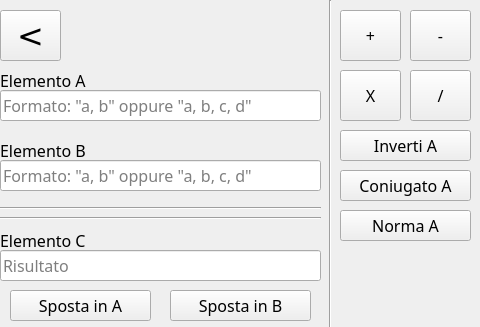
Before: the Qt Designer form views/complexview.ui in Sennare/kalk_p2, drawn with Qt 5.
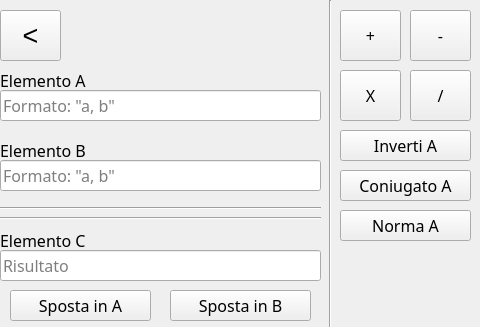
After: the same form once the commit is applied.

Commit message: Collegati tutti pulsanti complessi

Patch:
```diff
--- a/views/complexview.ui
+++ b/views/complexview.ui
@@ -67,7 +67,7 @@
     </font>
    </property>
    <property name="placeholderText">
-    <string>Formato: &quot;a, b&quot; oppure &quot;a, b, c, d&quot;</string>
+    <string>Formato: &quot;a, b&quot;</string>
    </property>
   </widget>
   <widget class="QLineEdit" name="lineEditElementB">
@@ -86,7 +86,7 @@
     </font>
    </property>
    <property name="placeholderText">
-    <string>Formato: &quot;a, b&quot; oppure &quot;a, b, c, d&quot;</string>
+    <string>Formato: &quot;a, b&quot;</string>
    </property>
   </widget>
   <widget class="QPushButton" name="btnSomma">
@@ -372,8 +372,8 @@
    </property>
    <property name="font">
     <font>
-     <family>DejaVu Sans</family>
-     <pointsize>24</pointsize>
+     <family>MS Shell Dlg 2</family>
+     <pointsize>20</pointsize>
     </font>
    </property>
    <property name="text">
```
The commit also changes 2 other files.
